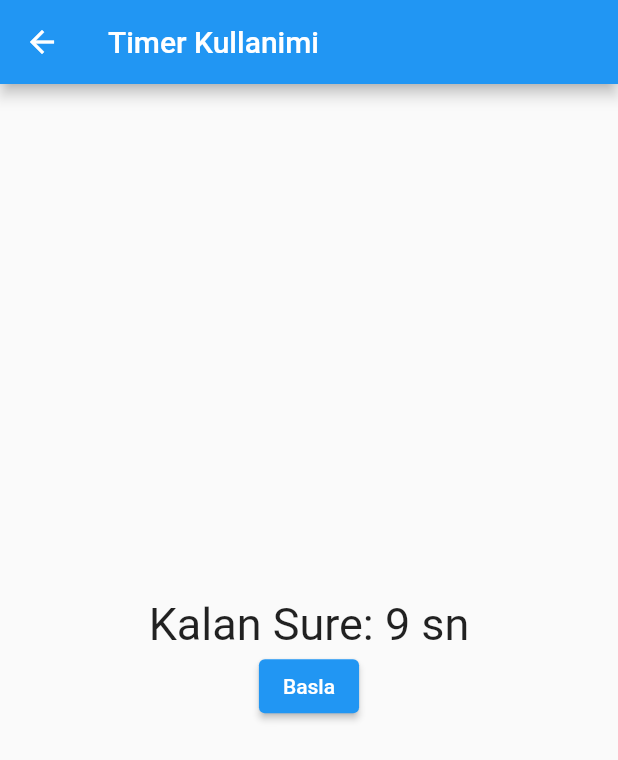
After one commit to tahaturan/flutter_basis_widget_3, a Flutter app: the TimerKullanimi screen opened directly, after a tap on "Basla", on a phone screen of 412 x 824 dp. The commit adds this screen. Shown: the top 760 px of the screen. Run offline on Flutter 3.47's test engine with Material 2 defaults, Android fonts, the phone set to English and light mode, and no system bars; our stand-ins replace flutter_easyloading, flutter_local_notifications.

Commit message:
Timer Kullanimi

```diff
--- a/lib/views/my_home_page.dart
+++ b/lib/views/my_home_page.dart
@@ -5,6 +5,7 @@ import 'package:flutter_basis_widget_3/views/custom_scroll_ve_slivers.dart';
 import 'package:flutter_basis_widget_3/views/gridview_kullanimi.dart';
 import 'package:flutter_basis_widget_3/views/listview_kullanimi.dart';
 import 'package:flutter_basis_widget_3/views/redpage.dart';
+import 'package:flutter_basis_widget_3/views/timer_kullanimi.dart';
 import 'package:flutter_basis_widget_3/widgets/sayfa_gecis_button.dart';
 import 'package:flutter_local_notifications/flutter_local_notifications.dart';
 
@@ -136,6 +137,8 @@ class _MyHomePageState extends State<MyHomePage> {
                 "Bildirim Olustur",
               ),
             ),
+            SayfaGecisButton(
+                isim: "Timer Kullanimi", sayfa: const TimerKullanimi()),
           ],
         ),
       ),
--- /dev/null
+++ b/lib/views/timer_kullanimi.dart
@@ -0,0 +1,53 @@
+import 'dart:async';
+
+import 'package:flutter/material.dart';
+
+class TimerKullanimi extends StatefulWidget {
+  const TimerKullanimi({Key? key}) : super(key: key);
+
+  @override
+  State<TimerKullanimi> createState() => _TimerKullanimiState();
+}
+
+class _TimerKullanimiState extends State<TimerKullanimi> {
+  late Timer zamanlayici;
+
+  int kalanSure = 10;
+
+  @override
+  Widget build(BuildContext context) {
+    return Scaffold(
+        appBar: AppBar(
+          title: const Text('Timer Kullanimi'),
+        ),
+        body: Center(
+          child: Column(
+            mainAxisAlignment: MainAxisAlignment.center,
+            children: [
+              Text(
+                "Kalan Sure: $kalanSure sn",
+                style: const TextStyle(fontSize: 30),
+              ),
+              ElevatedButton(
+                onPressed: () {
+                  zamanlayici =
+                      Timer.periodic(const Duration(seconds: 1), (timer) {
+                    setState(() {
+                      if (kalanSure < 1) {
+                        kalanSure = 10;
+                        zamanlayici.cancel();
+                      } else {
+                        kalanSure--;
+                      }
+                    });
+                  });
+                },
+                child: const Text(
+                  "Basla",
+                ),
+              ),
+            ],
+          ),
+        ));
+  }
+}
```
Also changed, not shown: assets/images/timer.gif (added), 1 other file.
